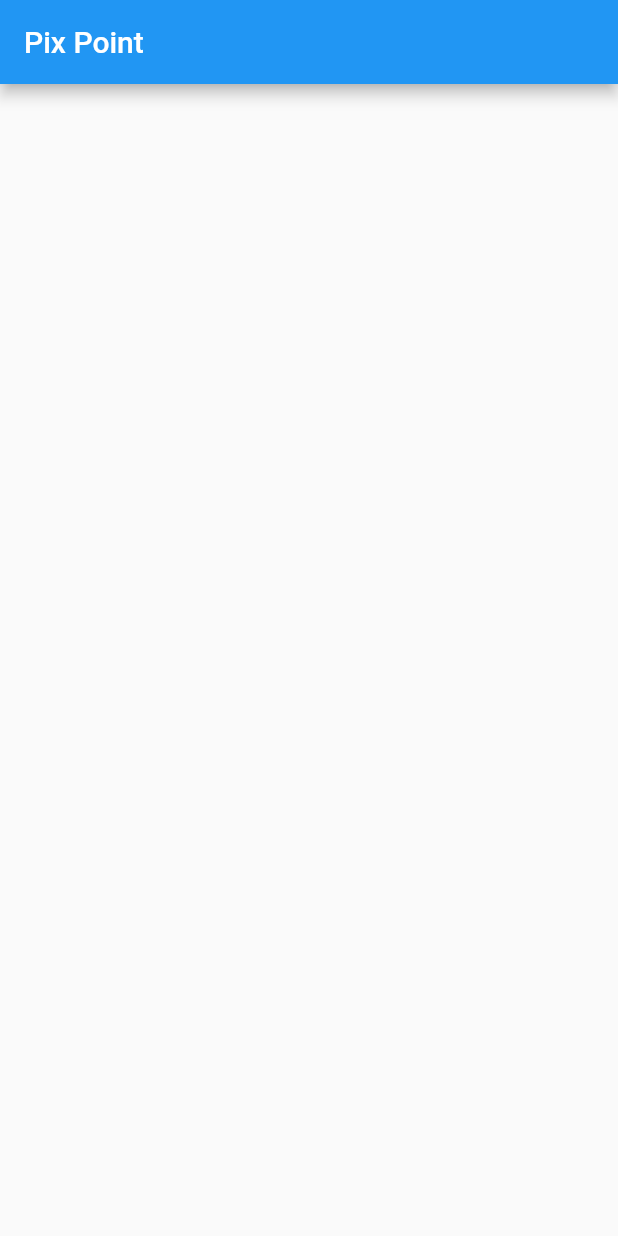
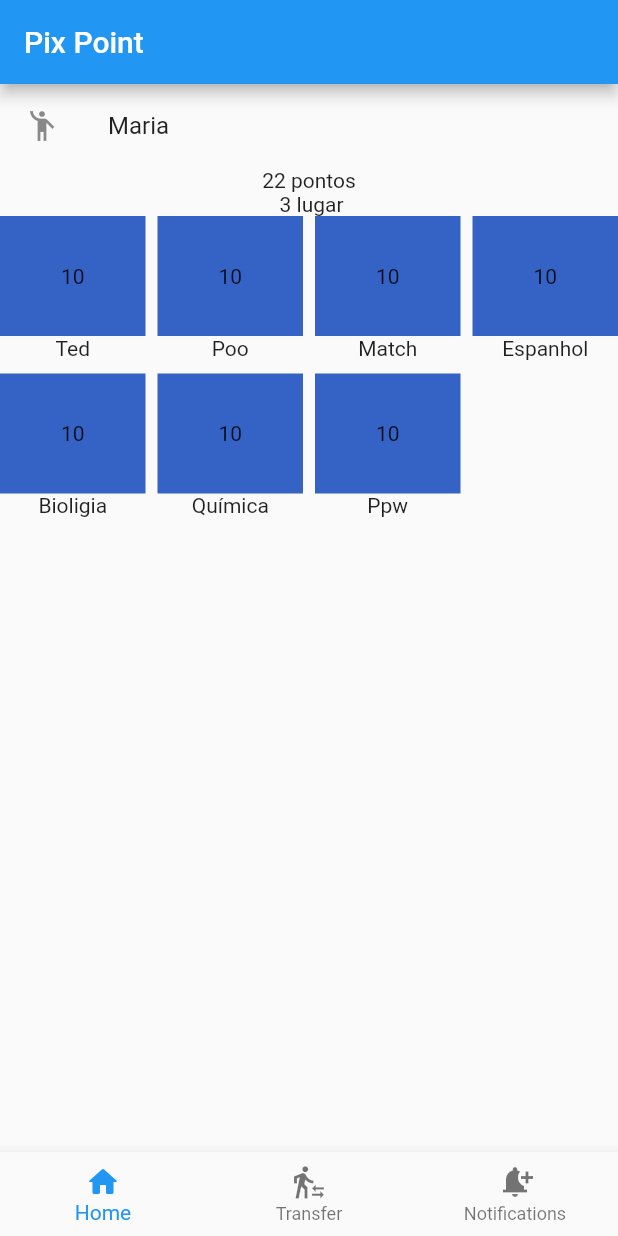
Before and after one commit to Campus-Angical/pixpoint, a Flutter app: the screen it shows after launch, on a phone screen of 412 x 824 dp. Run offline on Flutter 3.47's test engine with Material 2 defaults, Android fonts, the light colour scheme and no system bars.

Commit message:
Adicionei as informaçoes da tela inicial

```diff
--- /dev/null
+++ b/lib/pixpoint.dart
@@ -0,0 +1,17 @@
+import 'package:flutter/material.dart';
+import 'package:pixpoint/presentation/pages/home_page.dart';
+
+void main() {
+  runApp(const MyApp());
+}
+
+class MyApp extends StatelessWidget {
+  const MyApp({ Key? key }) : super(key: key);
+
+  @override
+  Widget build(BuildContext context) {
+    return MaterialApp(
+      home: HomePage(),
+    );
+  }
+}
--- a/lib/presentation/pages/home_page.dart
+++ b/lib/presentation/pages/home_page.dart
@@ -1,12 +1,105 @@
 import 'package:flutter/material.dart';
 
 class HomePage extends StatelessWidget {
-  const HomePage({ Key? key }) : super(key: key);
+  const HomePage({Key? key}) : super(key: key);
 
   @override
   Widget build(BuildContext context) {
     return Scaffold(
       appBar: AppBar(title: Text("Pix Point")),
+      body: Column(
+        children: [
+          ListTile(
+            leading:Icon(Icons.emoji_people_outlined) ,
+            title: Text("Maria"),
+          ),
+          Text("22 pontos"),
+          Text(" 3 lugar"),
+          Expanded(
+            child: GridView(
+              gridDelegate: SliverGridDelegateWithFixedCrossAxisCount(
+                  crossAxisCount: 4, mainAxisSpacing: 8, crossAxisSpacing: 8),
+              children: [
+                Column(
+                  children: [
+                    Container(
+                      color: Color.fromARGB(255, 53, 99, 197),
+                      height: 80,
+                      child: Center(child: Text('10'),),
+                    ),
+                    Text('Ted')
+                  ],
+                ),
+                Column(
+                  children: [
+                    Container(
+                      color: Color.fromARGB(255, 53, 99, 197),
+                      height: 80,
+                      child: Center(child: Text('10'),),
+                    ),
+                    Text('Poo')
+                  ],
+                ),
+                Column(
+                  children: [
+                    Container(
+                      color: Color.fromARGB(255, 53, 99, 197),
+                      height: 80,
+                      child: Center(child: Text('10'),),
+                    ),
+                    Text('Match')
+                  ],
+                ),
+                Column(
+                  children: [
+                    Container(
+                      color: Color.fromARGB(255, 53, 99, 197),
+                      height: 80,
+                      child: Center(child: Text('10'),),
+                    ),
+                    Text('Espanhol')
+                  ],
+                ),
+                Column(
+                  children: [
+                    Container(
+                      color: Color.fromARGB(255, 53, 99, 197),
+                      height: 80,
+                      child: Center(child: Text('10'),),
+                    ),
+                    Text('Bioligia')
+                  ],
+                ),
+                Column(
+                  children: [
+                    Container(
+                      color: Color.fromARGB(255, 53, 99, 197),
+                      height: 80,
+                      child: Center(child: Text('10'),),
+                    ),
+                    Text('Química')
+                  ],
+                ),
+                Column(
+                  children: [
+                    Container(
+                      color: Color.fromARGB(255, 53, 99, 197),
+                      height: 80,
+                      child: Center(child: Text('10'),),
+                    ),
+                    Text('Ppw')
+                  ],
+                )],
+            ),
+          )
+        ],
+      ),
+      bottomNavigationBar: BottomNavigationBar(items: [
+        BottomNavigationBarItem(icon: Icon(Icons.home_rounded), label: 'Home'),
+        BottomNavigationBarItem(icon: Icon(Icons.transfer_within_a_station_sharp), label: 'Transfer'),
+        BottomNavigationBarItem(
+            icon: Icon(Icons.notification_add), label: 'Notifications'),
+      ]),
     );
   }
 }
```
